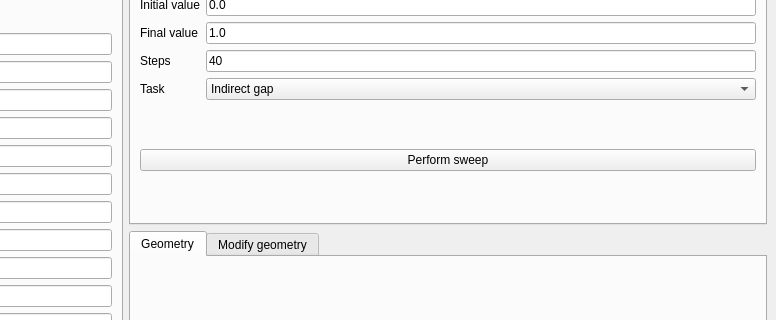
Old version of the form interface-pyqt/multilayergraphene/interface.ui in the repository joselado/quantum-lattice; both pictures show x 524 to 1300 and y 121 to 441 of the 1300 by 776 pixel window.
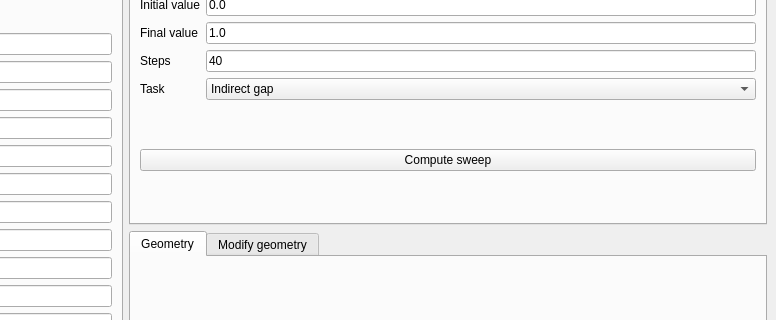
New version of the form. The open tabs and pages were chosen to show the change. Custom widgets are drawn as their Qt base class.

Patch:
```diff
--- a/interface-pyqt/multilayergraphene/interface.ui
+++ b/interface-pyqt/multilayergraphene/interface.ui
@@ -1352,7 +1352,7 @@
         <item>
          <widget class="PushButton" name="compute_sweep">
           <property name="text">
-           <string>Perform sweep</string>
+           <string>Compute sweep</string>
           </property>
          </widget>
         </item>
```
